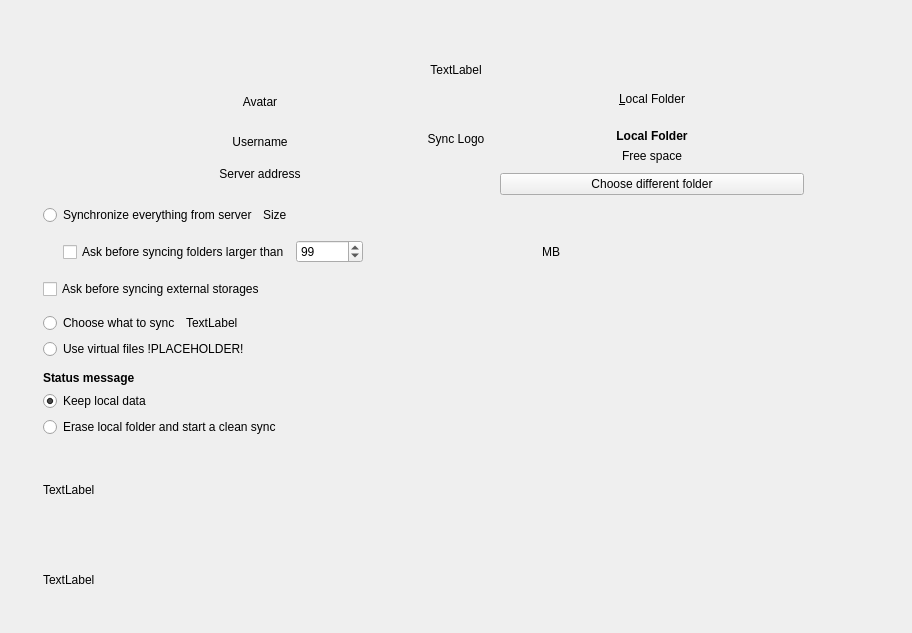
The window that src/gui/wizard/owncloudadvancedsetuppage.ui (IONOS-Productivity/nc-desktop) describes before a commit, drawn with Qt 5.
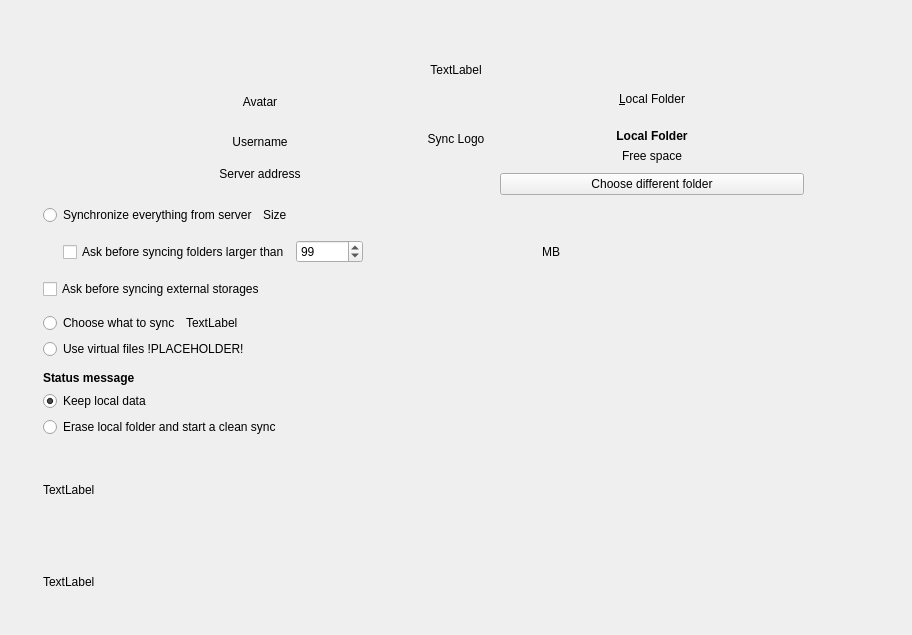
The same window after the commit.

Commit message: [SES-131][SES-176] Increased distance between two elements

The edit to the form file:
```diff
--- a/src/gui/wizard/owncloudadvancedsetuppage.ui
+++ b/src/gui/wizard/owncloudadvancedsetuppage.ui
@@ -7,7 +7,7 @@
     <x>0</x>
     <y>0</y>
     <width>912</width>
-    <height>633</height>
+    <height>635</height>
    </rect>
   </property>
   <property name="sizePolicy">
@@ -587,7 +587,7 @@
         <enum>Qt::Vertical</enum>
        </property>
        <property name="sizeType">
-        <enum>QSizePolicy::Preferred</enum>
+        <enum>QSizePolicy::Fixed</enum>
        </property>
        <property name="sizeHint" stdset="0">
         <size>
```
Lines whose indentation alone changed are shown as unchanged.
